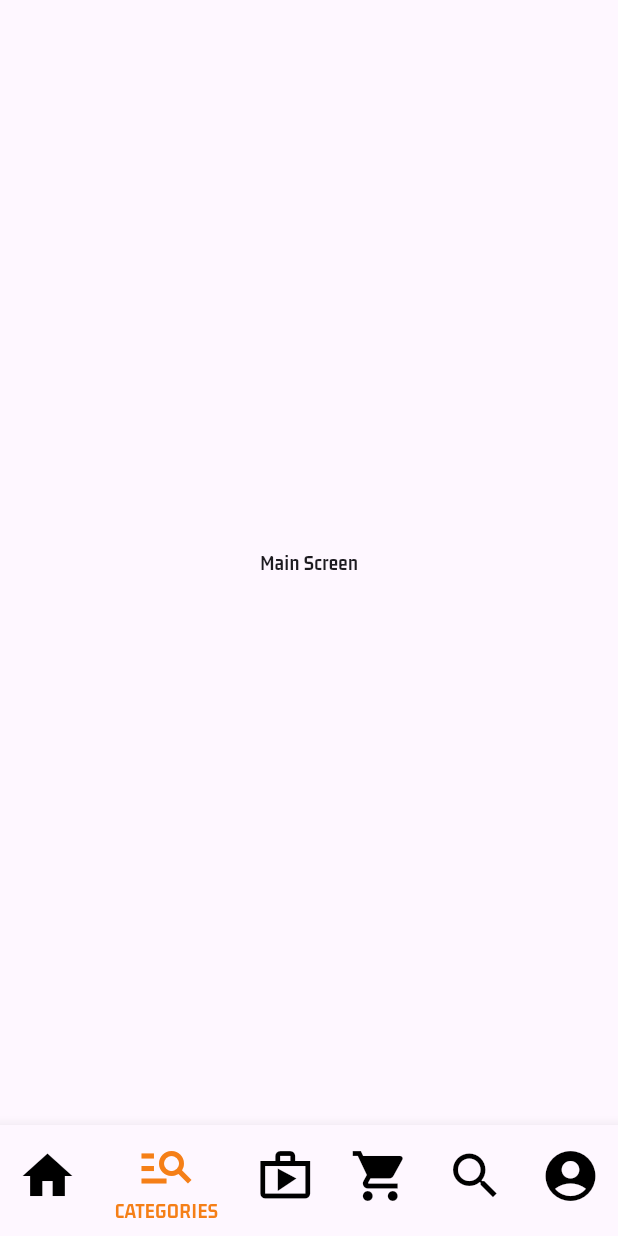
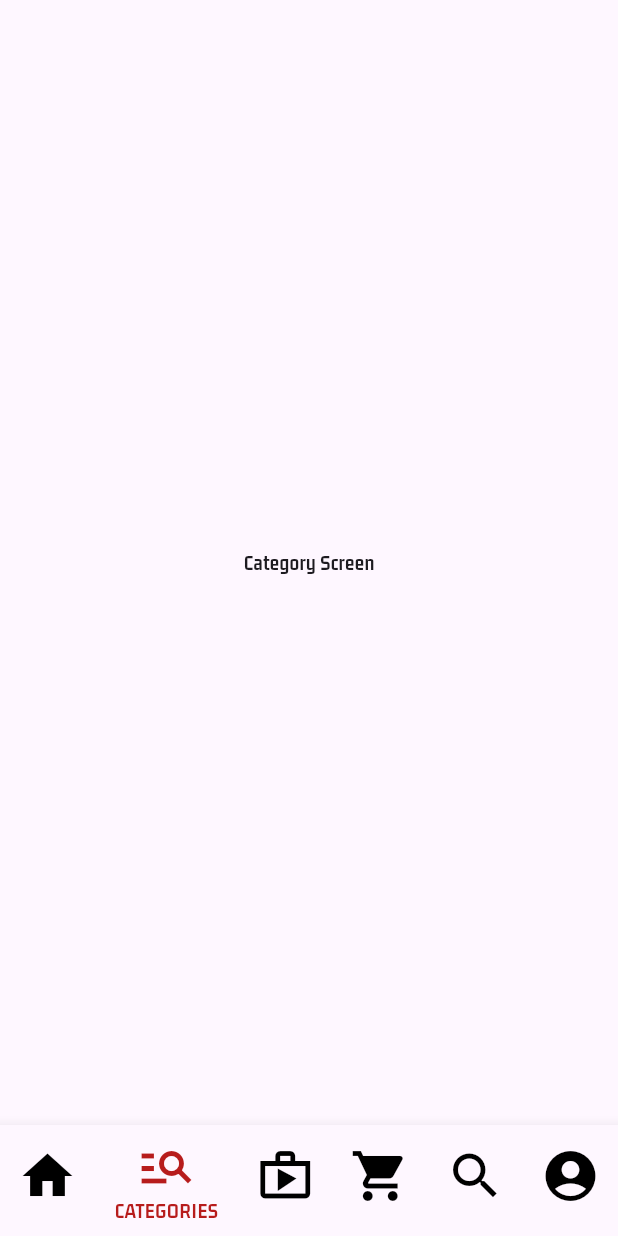
Before and after one commit to Daddy2054/ecomm, a Flutter app: the screen it shows after launch, item 2 of the bottom bar chosen, on a phone screen of 412 x 824 dp. Run offline on Flutter 3.47's test engine with Material 3 defaults, Android fonts, the phone set to English and light mode, and no system bars.

Commit message:
9. Create Screens

```diff
--- a/lib/views/buyers/main_screen.dart
+++ b/lib/views/buyers/main_screen.dart
@@ -1,4 +1,11 @@
 import 'package:flutter/material.dart';
+
+import 'nav_screens/account_screen.dart';
+import 'nav_screens/cart_screen.dart';
+import 'nav_screens/category_screen.dart';
+import 'nav_screens/home_screen.dart';
+import 'nav_screens/search_screen.dart';
+import 'nav_screens/store_screen.dart';
 
 class MainScreen extends StatefulWidget {
   const MainScreen({super.key});
@@ -8,13 +15,23 @@ class MainScreen extends StatefulWidget {
 }
 
 class _MainScreenState extends State<MainScreen> {
-  int _pageIndex=0;
+  int _pageIndex = 0;
+
+  final List<Widget> _pages = [
+    const HomeScreen(),
+    const CategoryScreen(),
+    const StoreScreen(),
+    const CartScreen(),
+    const SearchScreen(),
+    const AccountScreen(),
+  ];
+
   @override
   Widget build(BuildContext context) {
     return Scaffold(
       bottomNavigationBar: BottomNavigationBar(
         unselectedItemColor: Colors.black,
-        selectedItemColor: Colors.yellow.shade900,
+        selectedItemColor: Colors.red.shade900,
         iconSize: 40.0,
         showSelectedLabels: true,
         currentIndex: _pageIndex,
@@ -61,9 +78,7 @@ class _MainScreenState extends State<MainScreen> {
           ),
         ],
       ),
-      body: const Center(
-        child: Text('Main Screen'),
-      ),
+      body: _pages[_pageIndex],
     );
   }
 }
--- /dev/null
+++ b/lib/views/buyers/nav_screens/category_screen.dart
@@ -0,0 +1,12 @@
+import 'package:flutter/material.dart';
+
+class CategoryScreen extends StatelessWidget {
+  const CategoryScreen({super.key});
+
+  @override
+  Widget build(BuildContext context) {
+    return const Center(
+      child: Text('Category Screen'),
+    );
+  }
+}
```
Also changed, not shown: lib/views/buyers/nav_screens/account_screen.dart (added, +12 -0 lines), lib/views/buyers/nav_screens/cart_screen.dart (added, +12 -0 lines), lib/views/buyers/nav_screens/home_screen.dart (added, +12 -0 lines), lib/views/buyers/nav_screens/search_screen.dart (added, +12 -0 lines), lib/views/buyers/nav_screens/store_screen.dart (added, +12 -0 lines).
